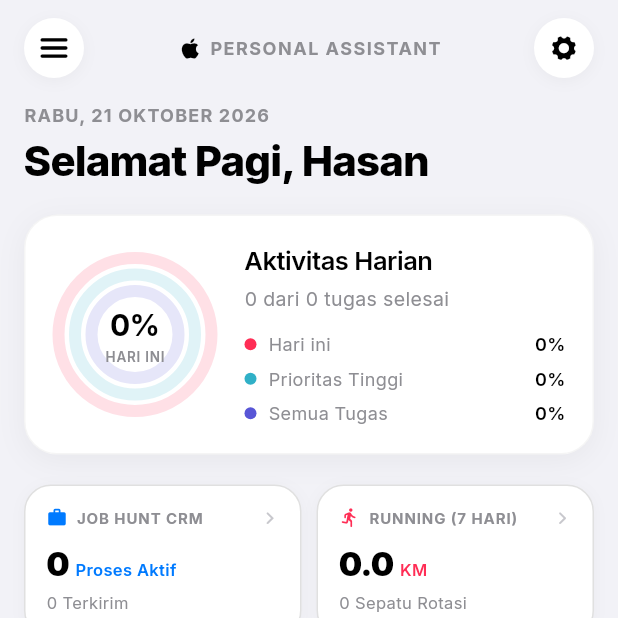
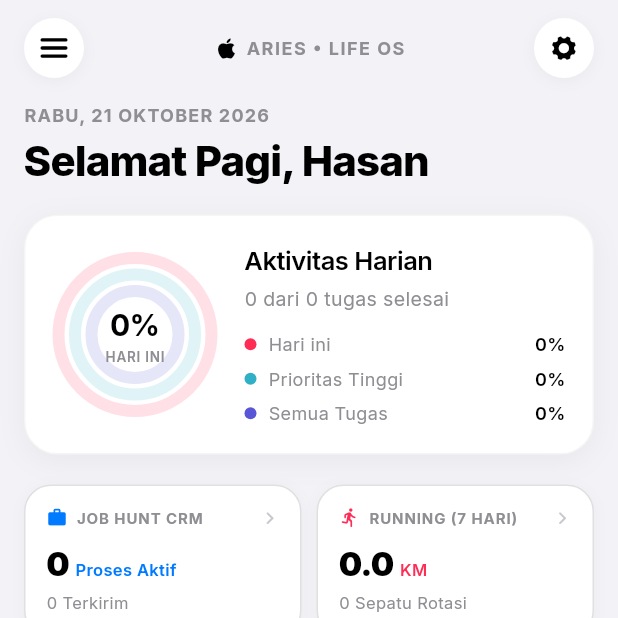
Before and after one commit to Fuadhsnn/PersonalAsistant, a Flutter app: the screen it shows after launch, on a phone screen of 412 x 824 dp, the top half of it. Run offline on Flutter 3.47's test engine with Material 3 defaults, Android fonts, the phone set to English and light mode, and no system bars; our stand-ins replace google_fonts, shared_preferences.

Commit message:
feat: customize app icon to ARIES Matte Titanium and update PWA branding

```diff
--- a/lib/main.dart
+++ b/lib/main.dart
@@ -41,7 +41,7 @@ class _PersonalAssistantAppState extends State<PersonalAssistantApp> {
         final isDark = _dashboardState.isDarkMode;
 
         return MaterialApp(
-          title: 'Personal Assistant',
+          title: 'ARIES',
           debugShowCheckedModeBanner: false,
           theme: AppleTheme.materialTheme(isDark),
           home: CupertinoTheme(
--- a/lib/screens/home_screen.dart
+++ b/lib/screens/home_screen.dart
@@ -99,7 +99,7 @@ class HomeScreen extends StatelessWidget {
                       ),
                       const SizedBox(width: 4),
                       Text(
-                        'PERSONAL ASSISTANT',
+                        'ARIES • LIFE OS',
                         style: TextStyle(
                           fontSize: 12,
                           fontWeight: FontWeight.w700,
--- a/lib/widgets/apple_drawer.dart
+++ b/lib/widgets/apple_drawer.dart
@@ -71,7 +71,7 @@ class AppleDrawer extends StatelessWidget {
                         ),
                         const SizedBox(height: 2),
                         Text(
-                          'Personal Assistant  Life OS',
+                          'ARIES  Life OS',
                           style: TextStyle(
                             fontSize: 12,
                             color: AppleColors.textSecondary(isDark),
@@ -315,7 +315,7 @@ class AppleDrawer extends StatelessWidget {
                   ),
                   const SizedBox(height: 2),
                   Text(
-                    'Personal Assistant Life OS v2.0',
+                    'ARIES Life OS v2.0',
                     style: TextStyle(
                       fontSize: 11,
                       color: AppleColors.textTertiary(isDark),
```
Also changed, not shown: 18 other files.
